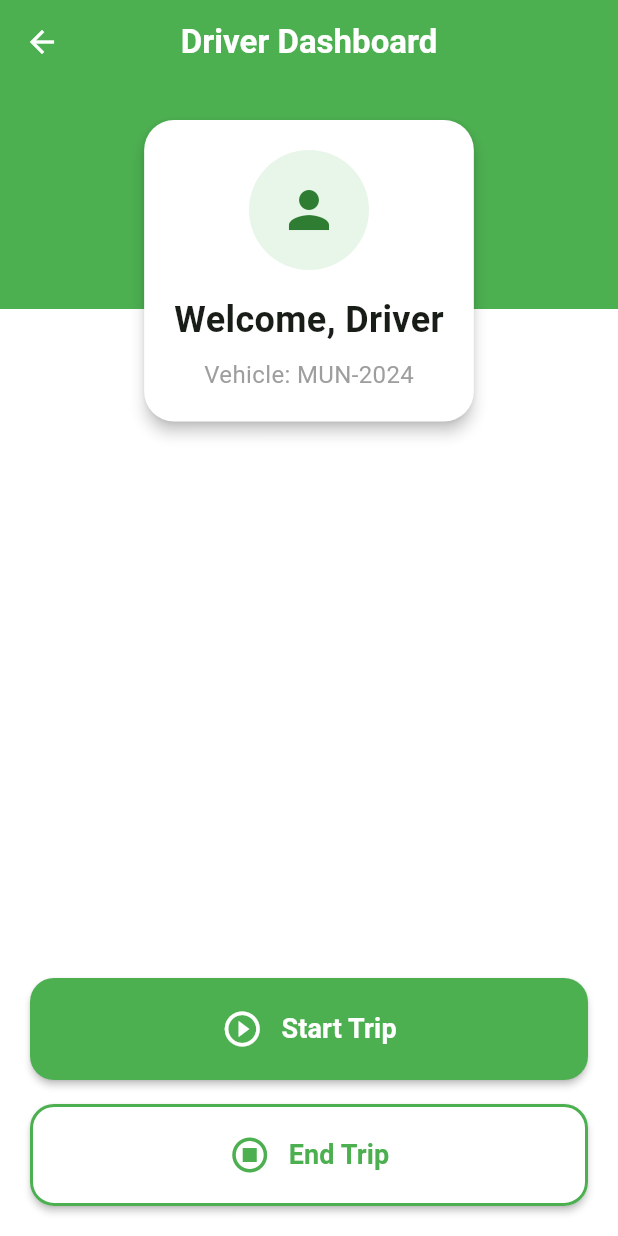
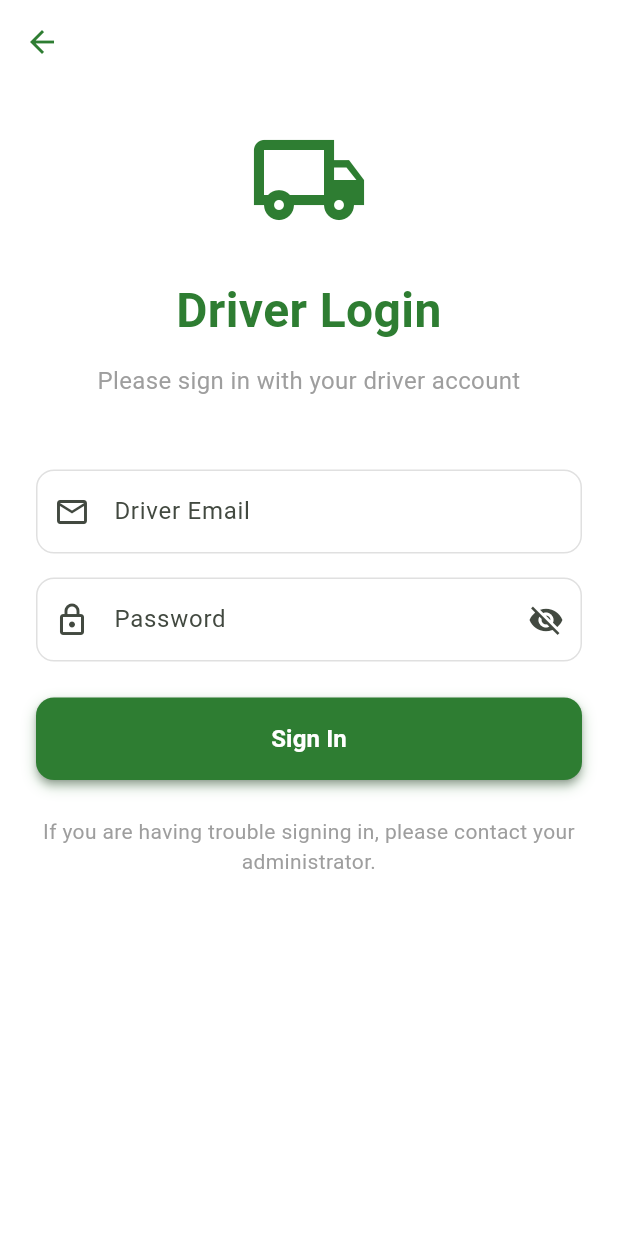
Before and after one commit to Akila99/waste_management_tracking_system, a Flutter app: the LoginSelectionScreen screen opened directly, after a tap on "Municipal Council Driver", on a phone screen of 412 x 824 dp. Run offline on Flutter 3.47's test engine with Material 3 defaults, Android fonts, the phone set to English and light mode, and no system bars; our stand-ins replace cloud_firestore, firebase_auth, firebase_core, flutter_secure_storage, font_awesome_flutter, google_sign_in; missing offline and left inert: firebase_app_check; accounts and stored records are empty.

Commit message:
new commit

```diff
--- /dev/null
+++ b/lib/components/driver/driver_login_page.dart
@@ -0,0 +1,241 @@
+import 'package:flutter/material.dart';
+import 'package:cloud_firestore/cloud_firestore.dart';
+import 'package:firebase_auth/firebase_auth.dart';
+import 'package:waste_management_tracking/components/driver/driver_dashboard.dart';
+import 'package:waste_management_tracking/components/utils/custom_button.dart';
+
+class DriverLoginPage extends StatefulWidget {
+  const DriverLoginPage({super.key});
+
+  @override
+  State<DriverLoginPage> createState() => _DriverLoginPageState();
+}
+
+class _DriverLoginPageState extends State<DriverLoginPage> {
+  final _formKey = GlobalKey<FormState>();
+  final _emailController = TextEditingController();
+  final _passwordController = TextEditingController();
+  bool _isLoading = false;
+  bool _obscurePassword = true;
+  String? _errorMessage;
+
+  @override
+  void dispose() {
+    _emailController.dispose();
+    _passwordController.dispose();
+    super.dispose();
+  }
+
+  Future<void> _signIn() async {
+    if (!_formKey.currentState!.validate()) return;
+
+    setState(() {
+      _isLoading = true;
+      _errorMessage = null;
+    });
+
+    try {
+      // Attempt to sign in
+      final UserCredential userCredential = await FirebaseAuth.instance
+          .signInWithEmailAndPassword(
+        email: _emailController.text.trim(),
+        password: _passwordController.text.trim(),
+      );
+
+      // Check if the user is a driver in Firestore
+      final userDoc = await FirebaseFirestore.instance
+          .collection('drivers')
+          .doc(userCredential.user?.uid)
+          .get();
+
+      if (!userDoc.exists) {
+        // If user is not a driver, sign them out and show error
+        await FirebaseAuth.instance.signOut();
+        throw 'Not authorized as a driver';
+      }
+
+      // Verify driver's status is active
+      final driverData = userDoc.data();
+      if (driverData?['status'] != 'active') {
+        await FirebaseAuth.instance.signOut();
+        throw 'Driver account is not active';
+      }
+
+      if (mounted) {
+        // Navigate to driver dashboard
+        Navigator.pushReplacement(
+          context,
+          MaterialPageRoute(
+            builder: (context) => const DriverDashboardScreen(),
+          ),
+        );
+      }
+    } on FirebaseAuthException catch (e) {
+      setState(() {
+        _errorMessage = switch (e.code) {
+          'user-not-found' => 'No driver found with this email',
+          'wrong-password' => 'Invalid password',
+          'invalid-email' => 'Invalid email format',
+          'user-disabled' => 'This account has been disabled',
+          _ => 'Authentication failed: ${e.message}',
+        };
+      });
+    } catch (e) {
+      setState(() {
+        _errorMessage = e.toString();
+      });
+    } finally {
+      if (mounted) {
+        setState(() {
+          _isLoading = false;
+        });
+      }
+    }
+  }
+
+  @override
+  Widget build(BuildContext context) {
+    return Scaffold(
+      backgroundColor: Colors.white,
+      appBar: AppBar(
+        backgroundColor: Colors.transparent,
+        elevation: 0,
+        leading: IconButton(
+          icon: const Icon(Icons.arrow_back, color: Color(0xFF2E7D32)),
+          onPressed: () => Navigator.pop(context),
+        ),
+      ),
+      body: SafeArea(
+        child: SingleChildScrollView(
+          padding: const EdgeInsets.all(24.0),
+          child: Form(
+            key: _formKey,
+            child: Column(
+              crossAxisAlignment: CrossAxisAlignment.stretch,
+              children: [
+                // Header
+                const Icon(
+                  Icons.local_shipping_outlined,
+                  size: 80,
+                  color: Color(0xFF2E7D32),
+                ),
+                const SizedBox(height: 24),
+                const Text(
+                  'Driver Login',
+                  style: TextStyle(
+                    fontSize: 32,
+                    fontWeight: FontWeight.bold,
+                    color: Color(0xFF2E7D32),
+                  ),
+                  textAlign: TextAlign.center,
+                ),
+                const SizedBox(height: 12),
+                const Text(
+                  'Please sign in with your driver account',
+                  style: TextStyle(
+                    fontSize: 16,
+                    color: Colors.grey,
+                  ),
+                  textAlign: TextAlign.center,
+                ),
+                const SizedBox(height: 48),
+
+                // Error Message
+                if (_errorMessage != null) ...[
+                  Container(
+                    padding: const EdgeInsets.all(12),
+                    decoration: BoxDecoration(
+                      color: Colors.red[50],
+                      borderRadius: BorderRadius.circular(8),
+                      border: Border.all(color: Colors.red[200]!),
+                    ),
+                    child: Text(
+                      _errorMessage!,
+                      style: TextStyle(color: Colors.red[700]),
+                      textAlign: TextAlign.center,
+                    ),
+                  ),
+                  const SizedBox(height: 24),
+                ],
+
+                // Email Field
+                TextFormField(
+                  controller: _emailController,
+                  keyboardType: TextInputType.emailAddress,
+                  decoration: InputDecoration(
+                    labelText: 'Driver Email',
+                    hintText: 'Enter your email',
+                    prefixIcon: const Icon(Icons.email_outlined),
+                    border: OutlineInputBorder(
+                      borderRadius: BorderRadius.circular(12),
+                    ),
+                  ),
+                  validator: (value) {
+                    if (value == null || value.isEmpty) {
+                      return 'Please enter your email';
+                    }
+                    if (!RegExp(r'^[\w-\.]+@([\w-]+\.)+[\w-]{2,4}$')
+                        .hasMatch(value)) {
+                      return 'Please enter a valid email';
+                    }
+                    return null;
+                  },
+                ),
+                const SizedBox(height: 16),
+
+                // Password Field
+                TextFormField(
+                  controller: _passwordController,
+                  obscureText: _obscurePassword,
+                  decoration: InputDecoration(
+                    labelText: 'Password',
+                    hintText: 'Enter your password',
+                    prefixIcon: const Icon(Icons.lock_outlined),
+                    suffixIcon: IconButton(
+                      icon: Icon(
+                        _obscurePassword
+                            ? Icons.visibility_off
+                            : Icons.visibility,
+                      ),
+                      onPressed: () {
+                        setState(() {
+                          _obscurePassword = !_obscurePassword;
+                        });
+                      },
+                    ),
+                    border: OutlineInputBorder(
+                      borderRadius: BorderRadius.circular(12),
+                    ),
+                  ),
+                  validator: (value) {
+                    if (value == null || value.isEmpty) {
+                      return 'Please enter your password';
+                    }
+                    return null;
+                  },
+                ),
+                const SizedBox(height: 24),
+
+                // Login Button
+                CustomButton(
+                  text: 'Sign In',
+                  onPressed: _signIn,
+                  isLoading: _isLoading,
+                  backgroundColor: const Color(0xFF2E7D32),
+                ),
+
+                const SizedBox(height: 24),
+                // Contact Support Text
+                const Text(
+                  'If you are having trouble signing in, please contact your administrator.',
+                  style: TextStyle(color: Colors.grey),
+                  textAlign: TextAlign.center,
+                ),
+              ],
+            ),
+          ),
+        ),
+      ),
+    );
+  }
+}
--- a/lib/pages/home/components/login.dart
+++ b/lib/pages/home/components/login.dart
@@ -1,7 +1,8 @@
 import 'package:flutter/material.dart';
 
-import '../../../components/driver/driver_dashboard.dart';
+// import '../../../components/driver/driver_dashboard.dart';
 import '../../../components/user/sign_in_page.dart';
+import 'package:waste_management_tracking/components/driver/driver_login_page.dart';
 
 class LoginSelectionScreen extends StatelessWidget {
   const LoginSelectionScreen({Key? key}) : super(key: key);
@@ -141,7 +142,7 @@ class LoginSelectionScreen extends StatelessWidget {
                           Navigator.push(
                             context,
                             MaterialPageRoute(
-                              builder: (context) => const DriverDashboardScreen(),
+                              builder: (context) => const DriverLoginPage(),
                             ),
                           );
                         },
```
